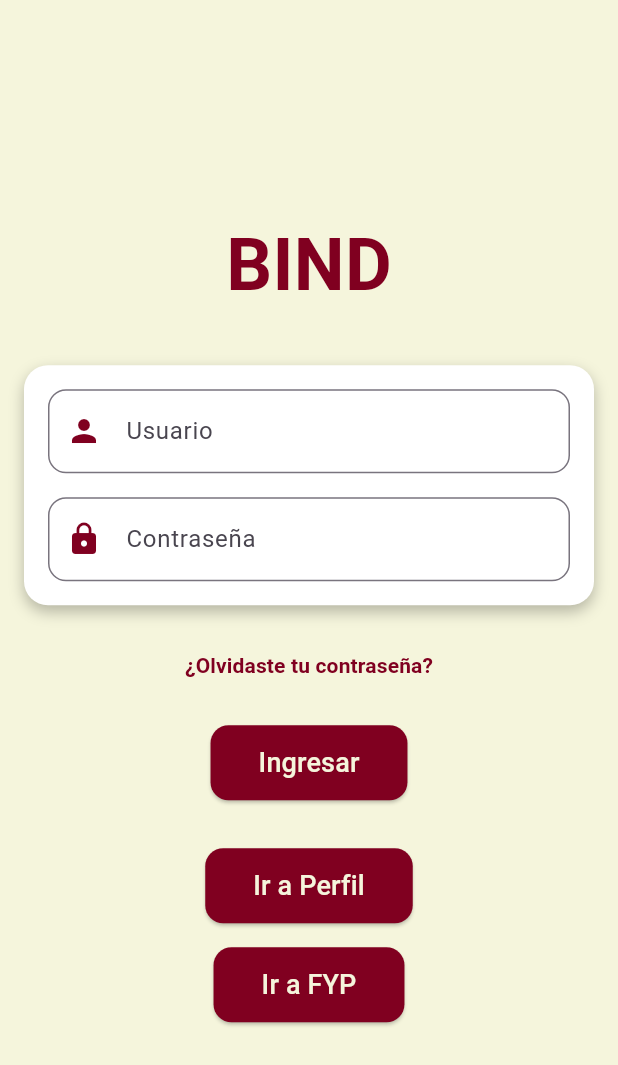
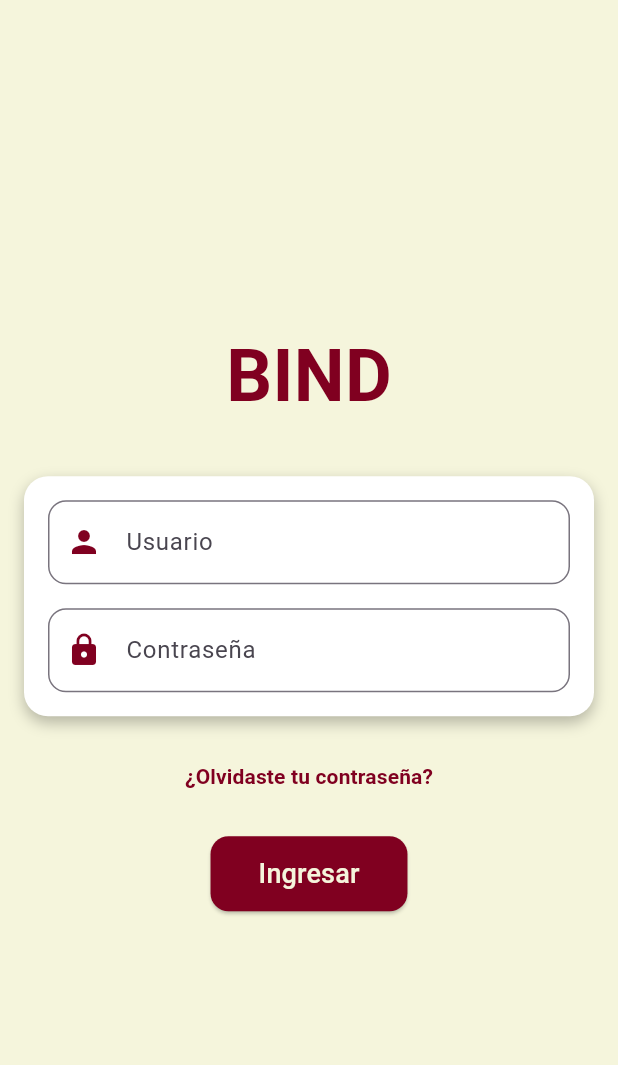
Before and after one commit to sab1103b/bild-flutter, a Flutter app: the screen it shows after launch, on a phone screen of 412 x 824 dp. Shown: the top 1065 px of the screen. Run offline on Flutter 3.47's test engine with Material 3 defaults, Android fonts, the phone set to English and light mode, and no system bars.

Commit message:
SIN BOTONES FINALES

```diff
--- a/lib/screens/LOGIN.dart
+++ b/lib/screens/LOGIN.dart
@@ -9,7 +9,7 @@ class Login extends StatelessWidget {
     final Color vinotinto = Color(0xFF800020);
     final Color beigeClaro = Color(0xFFF5F5DC);
 
-    return Scaffold(
+     return Scaffold(
       backgroundColor: beigeClaro,
       body: Center(
         child: SingleChildScrollView(
@@ -27,7 +27,7 @@ class Login extends StatelessWidget {
                 ),
               ),
               SizedBox(height: 32.0),
-              // --------------------------------------------------------------------- Contenedor para inputs
+              // Contenedor para inputs
               Container(
                 padding: EdgeInsets.all(16.0),
                 decoration: BoxDecoration(
@@ -43,7 +43,7 @@ class Login extends StatelessWidget {
                 ),
                 child: Column(
                   children: [
-                    // ----------------------------------------------------------------------- Campo de usuario
+                    // Campo de usuario
                     TextField(
                       decoration: InputDecoration(
                         labelText: 'Usuario',
@@ -54,7 +54,7 @@ class Login extends StatelessWidget {
                       ),
                     ),
                     SizedBox(height: 16.0),
-                    // ----------------------------------------------------------------------- Campo de contraseña
+                    // Campo de contraseña
                     TextField(
                       obscureText: true,
                       decoration: InputDecoration(
@@ -69,7 +69,7 @@ class Login extends StatelessWidget {
                 ),
               ),
               SizedBox(height: 16.0),
-              // ----------------------------------------------------------------- Texto de cambio de contraseña
+              // Texto de cambio de contraseña
               TextButton(
                 onPressed: () {
                   // Aquí iría la navegación al cambio de contraseña
@@ -83,13 +83,14 @@ class Login extends StatelessWidget {
                 ),
               ),
               SizedBox(height: 16.0),
-              //----------------------------------------------------------------- Botón de ingreso
+              // Botón de ingreso
               ElevatedButton(
                 onPressed: () {
-                  // Acción para el botón de ingreso
+                  // Redirecciona a FYP
+                  Navigator.pushNamed(context, '/fyp');
                 },
                 style: ElevatedButton.styleFrom(
-                    backgroundColor: vinotinto, // Color de fondo
+                  backgroundColor: vinotinto, // Color de fondo
                   padding: EdgeInsets.symmetric(horizontal: 32.0, vertical: 12.0),
                   shape: RoundedRectangleBorder(
                     borderRadius: BorderRadius.circular(12.0),
@@ -103,52 +104,6 @@ class Login extends StatelessWidget {
                   ),
                 ),
               ),
-              SizedBox(height: 32.0),
-
-              // -----------------------------------------------------------------Botones de navegación
-              Column(
-                children: [
-                  ElevatedButton(
-                    onPressed: () {
-                      Navigator.pushNamed(context, '/perfil');
-                    },
-                    style: ElevatedButton.styleFrom(
-                      backgroundColor: vinotinto,
-                      padding: EdgeInsets.symmetric(horizontal: 32.0, vertical: 12.0),
-                      shape: RoundedRectangleBorder(
-                        borderRadius: BorderRadius.circular(12.0),
-                      ),
-                    ),
-                    child: Text(
-                      'Ir a Perfil',
-                      style: TextStyle(
-                        fontSize: 18.0,
-                        color: beigeClaro,
-                      ),
-                    ),
-                  ),
-                  SizedBox(height: 16.0),
-                  ElevatedButton(
-                    onPressed: () {
-                      Navigator.pushNamed(context, '/fyp');
-                    },
-                    style: ElevatedButton.styleFrom(
-                      backgroundColor: vinotinto,
-                      padding: EdgeInsets.symmetric(horizontal: 32.0, vertical: 12.0),
-                      shape: RoundedRectangleBorder(
-                        borderRadius: BorderRadius.circular(12.0),
-                      ),
-                    ),
-                    child: Text(
-                      'Ir a FYP',
-                      style: TextStyle(
-                        fontSize: 18.0,
-                        color: beigeClaro,
-                      ),
-                    ),
-                  ),
-                ],
-              ),
             ],
           ),
         ),
```
